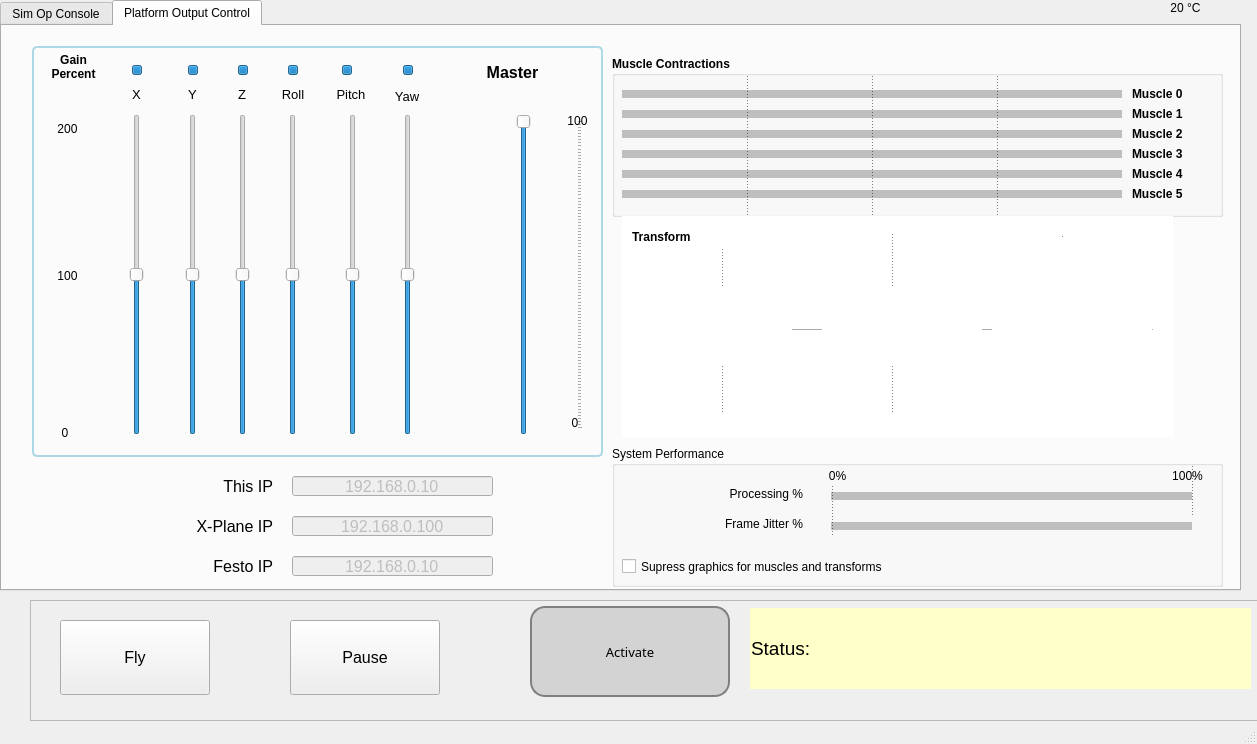
First picture: the form in SimInterface_1280.ui, repository michaelmargolis/SimOpConsole, before the edit.
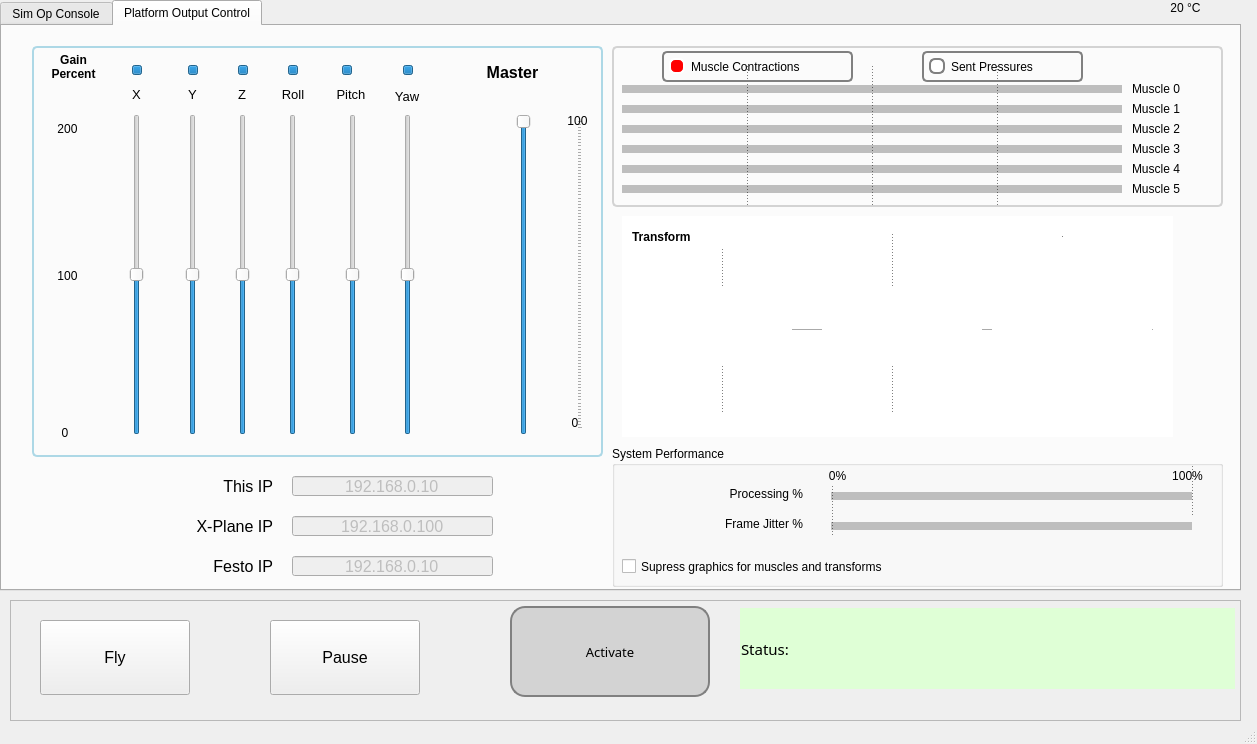
Second picture: the form after the edit. The open tabs and pages were chosen to show the change. Icons and pictures are not drawn.

Commit message: Improved activation/deactivation logic, improved dusiplay of state changes, added spinner to show when xplane is busy

What changed in the file:
```diff
--- a/SimInterface_1280.ui
+++ b/SimInterface_1280.ui
@@ -2136,7 +2136,7 @@
       <property name="geometry">
        <rect>
         <x>610</x>
-        <y>30</y>
+        <y>20</y>
         <width>611</width>
         <height>161</height>
        </rect>
@@ -2148,8 +2148,22 @@
         <bold>true</bold>
        </font>
       </property>
+      <property name="styleSheet">
+       <string notr="true">QGroupBox {
+    border: 2px solid lightgray;
+    border-radius: 5px;
+    padding: 10px;
+}
+
+QGroupBox::title {
+    background-color: transparent;
+    subcontrol-position: top left;
+    padding: 2px 10px;
+}
+</string>
+      </property>
       <property name="title">
-       <string>Muscle Contractions</string>
+       <string/>
       </property>
       <widget class="Line" name="muscle_4">
        <property name="enabled">
@@ -2158,7 +2172,7 @@
        <property name="geometry">
         <rect>
          <x>10</x>
-         <y>110</y>
+         <y>115</y>
          <width>500</width>
          <height>16</height>
         </rect>
@@ -2193,7 +2207,7 @@
        <property name="geometry">
         <rect>
          <x>10</x>
-         <y>130</y>
+         <y>135</y>
          <width>500</width>
          <height>16</height>
         </rect>
@@ -2215,7 +2229,7 @@
        <property name="geometry">
         <rect>
          <x>10</x>
-         <y>30</y>
+         <y>35</y>
          <width>500</width>
          <height>16</height>
         </rect>
@@ -2237,7 +2251,7 @@
        <property name="geometry">
         <rect>
          <x>10</x>
-         <y>50</y>
+         <y>55</y>
          <width>500</width>
          <height>16</height>
         </rect>
@@ -2259,7 +2273,7 @@
        <property name="geometry">
         <rect>
          <x>10</x>
-         <y>70</y>
+         <y>75</y>
          <width>500</width>
          <height>16</height>
         </rect>
@@ -2281,7 +2295,7 @@
        <property name="geometry">
         <rect>
          <x>10</x>
-         <y>90</y>
+         <y>95</y>
          <width>500</width>
          <height>16</height>
         </rect>
@@ -2300,7 +2314,7 @@
        <property name="geometry">
         <rect>
          <x>520</x>
-         <y>90</y>
+         <y>95</y>
          <width>91</width>
          <height>16</height>
         </rect>
@@ -2313,7 +2327,7 @@
        <property name="geometry">
         <rect>
          <x>520</x>
-         <y>30</y>
+         <y>35</y>
          <width>91</width>
          <height>16</height>
         </rect>
@@ -2326,7 +2340,7 @@
        <property name="geometry">
         <rect>
          <x>520</x>
-         <y>110</y>
+         <y>115</y>
          <width>91</width>
          <height>16</height>
         </rect>
@@ -2339,7 +2353,7 @@
        <property name="geometry">
         <rect>
          <x>520</x>
-         <y>130</y>
+         <y>135</y>
          <width>91</width>
          <height>16</height>
         </rect>
@@ -2352,7 +2366,7 @@
        <property name="geometry">
         <rect>
          <x>520</x>
-         <y>50</y>
+         <y>55</y>
          <width>91</width>
          <height>16</height>
         </rect>
@@ -2365,7 +2379,7 @@
        <property name="geometry">
         <rect>
          <x>520</x>
-         <y>70</y>
+         <y>75</y>
          <width>91</width>
          <height>16</height>
         </rect>
@@ -2434,6 +2448,113 @@
         <enum>Qt::Vertical</enum>
        </property>
       </widget>
+      <widget class="QRadioButton" name="rb_contractions">
+       <property name="geometry">
+        <rect>
+         <x>50</x>
+         <y>5</y>
+         <width>191</width>
+         <height>31</height>
+        </rect>
+       </property>
+       <property name="styleSheet">
+        <string notr="true">QGroupBox {
+    border: 2px solid gray;
+    border-radius: 5px;
+    padding: 10px;
+    margin-top: 10px;  /* Ensures the title does not overlap the border */
+}
+
+QGroupBox::title {
+    background-color: white;
+    color: black;
+    subcontrol-origin: margin;  /* Positions the title properly */
+    subcontrol-position: top left;
+    padding: 2px 10px;
+}
+
+QRadioButton {
+    border: 2px solid gray;  /* Adds a border around the radio button itself */
+    border-radius: 5px;
+    padding: 5px;
+}
+
+QRadioButton::indicator {
+    width: 12px;
+    height: 12px;
+    border-radius: 6px;
+}
+
+QRadioButton::indicator:checked {
+    background-color: red;
+    border: 2px solid white;
+}
+
+QRadioButton::indicator:unchecked {
+    background-color: white;
+    border: 2px solid gray;  /* Ensures the indicator border is visible */
+}
+</string>
+       </property>
+       <property name="text">
+        <string>Muscle Contractions</string>
+       </property>
+       <property name="checked">
+        <bool>true</bool>
+       </property>
+      </widget>
+      <widget class="QRadioButton" name="rb_pressures">
+       <property name="geometry">
+        <rect>
+         <x>310</x>
+         <y>5</y>
+         <width>161</width>
+         <height>31</height>
+        </rect>
+       </property>
+       <property name="styleSheet">
+        <string notr="true">QGroupBox {
+    border: 2px solid gray;
+    border-radius: 5px;
+    padding: 10px;
+    margin-top: 10px;  /* Ensures the title does not overlap the border */
+}
+
+QGroupBox::title {
+    background-color: white;
+    color: black;
+    subcontrol-origin: margin;  /* Positions the title properly */
+    subcontrol-position: top left;
+    padding: 2px 10px;
+}
+
+QRadioButton {
+    border: 2px solid gray;  /* Adds a border around the radio button itself */
+    border-radius: 5px;
+    padding: 5px;
+}
+
+QRadioButton::indicator {
+    width: 12px;
+    height: 12px;
+    border-radius: 6px;
+}
+
+QRadioButton::indicator:checked {
+    background-color: red;
+    border: 2px solid white;
+}
+
+QRadioButton::indicator:unchecked {
+    background-color: white;
+    border: 2px solid gray;  /* Ensures the indicator border is visible */
+}
+</string>
+       </property>
+       <property name="text">
+        <string>Sent Pressures</string>
+       </property>
+      </widget>
       <zorder>lbl_actuator_frame</zorder>
       <zorder>muscle_0</zorder>
       <zorder>muscle_1</zorder>
@@ -2450,6 +2571,8 @@
       <zorder>line_vert_4</zorder>
       <zorder>line_vert_10</zorder>
       <zorder>line_vert_11</zorder>
+      <zorder>rb_contractions</zorder>
+      <zorder>rb_pressures</zorder>
      </widget>
      <widget class="QGroupBox" name="gb_sys_performance">
       <property name="geometry">
@@ -2985,7 +3108,7 @@
    <widget class="QFrame" name="grp_platform_control">
     <property name="geometry">
      <rect>
-      <x>30</x>
+      <x>10</x>
       <y>600</y>
       <width>1231</width>
       <height>121</height>
@@ -3028,15 +3151,16 @@
     <widget class="QLabel" name="lbl_sim_status">
      <property name="geometry">
       <rect>
-       <x>720</x>
+       <x>730</x>
        <y>8</y>
-       <width>501</width>
+       <width>495</width>
        <height>81</height>
       </rect>
      </property>
      <property name="font">
       <font>
-       <pointsize>14</pointsize>
+       <family>MS 33558</family>
+       <pointsize>11</pointsize>
        <weight>50</weight>
        <bold>false</bold>
       </font>
@@ -3045,7 +3169,7 @@
       <bool>false</bool>
      </property>
      <property name="styleSheet">
-      <string notr="true">background-color: rgb(255, 255, 200);</string>
+      <string notr="true">background-color: rgb(223,255,214);</string>
      </property>
      <property name="text">
       <string>Status:</string>
@@ -3088,6 +3212,19 @@
       <bool>true</bool>
      </property>
     </widget>
+    <widget class="QLabel" name="lbl_busy_spinner">
+     <property name="geometry">
+      <rect>
+       <x>1140</x>
+       <y>8</y>
+       <width>80</width>
+       <height>80</height>
+      </rect>
+     </property>
+     <property name="text">
+      <string/>
+     </property>
+    </widget>
    </widget>
    <widget class="QWidget" name="widget_activate" native="true">
     <property name="enabled">
@@ -3119,7 +3256,7 @@
      </property>
      <property name="geometry">
       <rect>
-       <x>50</x>
+       <x>30</x>
        <y>16</y>
        <width>200</width>
        <height>91</height>
```
The commit also changes 3 other files.
